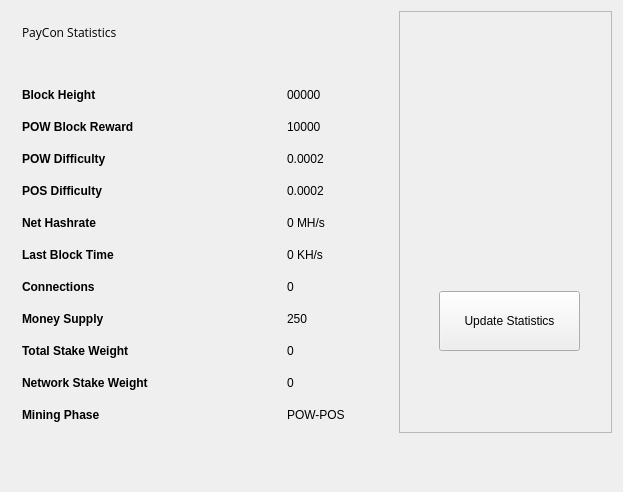
Above: src/qt/forms/statisticspage.ui from Crestington/Test before the change. Below: the same form after it.
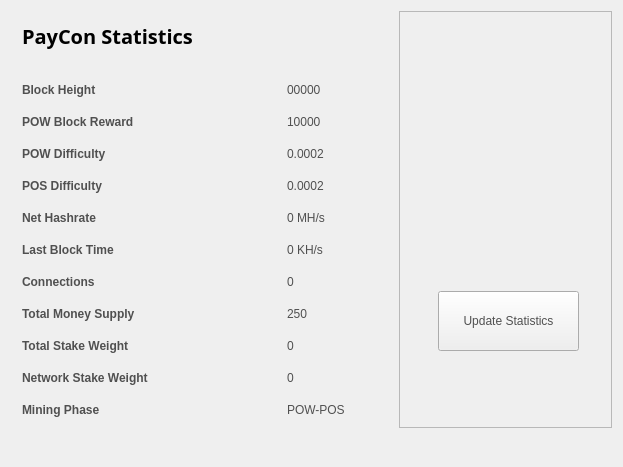
That is the form after the change. Icons and pictures are not drawn.

Diff of the .ui file:
```diff
--- a/src/qt/forms/statisticspage.ui
+++ b/src/qt/forms/statisticspage.ui
@@ -10,14 +10,15 @@
     <x>0</x>
     <y>0</y>
     <width>623</width>
-    <height>492</height>
+    <height>467</height>
    </rect>
   </property>
   <property name="windowTitle">
    <string>Digging</string>
   </property>
   <property name="styleSheet">
-   <string notr="true">font-family:'Open Sans, sans-serif';</string>
+   <string notr="true">color:#505050;
+font-family:'Open Sans,sans-serif';</string>
   </property>
   <layout class="QGridLayout" name="gridLayout">
    <property name="sizeConstraint">
@@ -40,7 +41,7 @@
      <widget class="QPushButton" name="startButton">
       <property name="geometry">
        <rect>
-        <x>40</x>
+        <x>39</x>
         <y>280</y>
         <width>141</width>
         <height>60</height>
@@ -206,7 +207,7 @@
         <item row="8" column="0">
          <widget class="QLabel" name="label_8">
           <property name="text">
-           <string>&lt;html&gt;&lt;head/&gt;&lt;body&gt;&lt;p&gt;&lt;span style=&quot; font-weight:600;&quot;&gt;Money Supply&lt;/span&gt;&lt;/p&gt;&lt;/body&gt;&lt;/html&gt;</string>
+           <string>&lt;html&gt;&lt;head/&gt;&lt;body&gt;&lt;p&gt;&lt;span style=&quot; font-weight:600;&quot;&gt;Total Money Supply&lt;/span&gt;&lt;/p&gt;&lt;/body&gt;&lt;/html&gt;</string>
           </property>
          </widget>
         </item>
@@ -281,7 +282,7 @@
            </font>
           </property>
           <property name="text">
-           <string>PayCon Statistics</string>
+           <string>&lt;html&gt;&lt;head/&gt;&lt;body&gt;&lt;p&gt;&lt;span style=&quot; font-size:20px; font-weight:600; color:#000000;&quot;&gt;PayCon Statistics&lt;/span&gt;&lt;/p&gt;&lt;/body&gt;&lt;/html&gt;</string>
           </property>
          </widget>
         </item>
```
Left out of the diff: 2 changed lines with no effect on the pictures.
